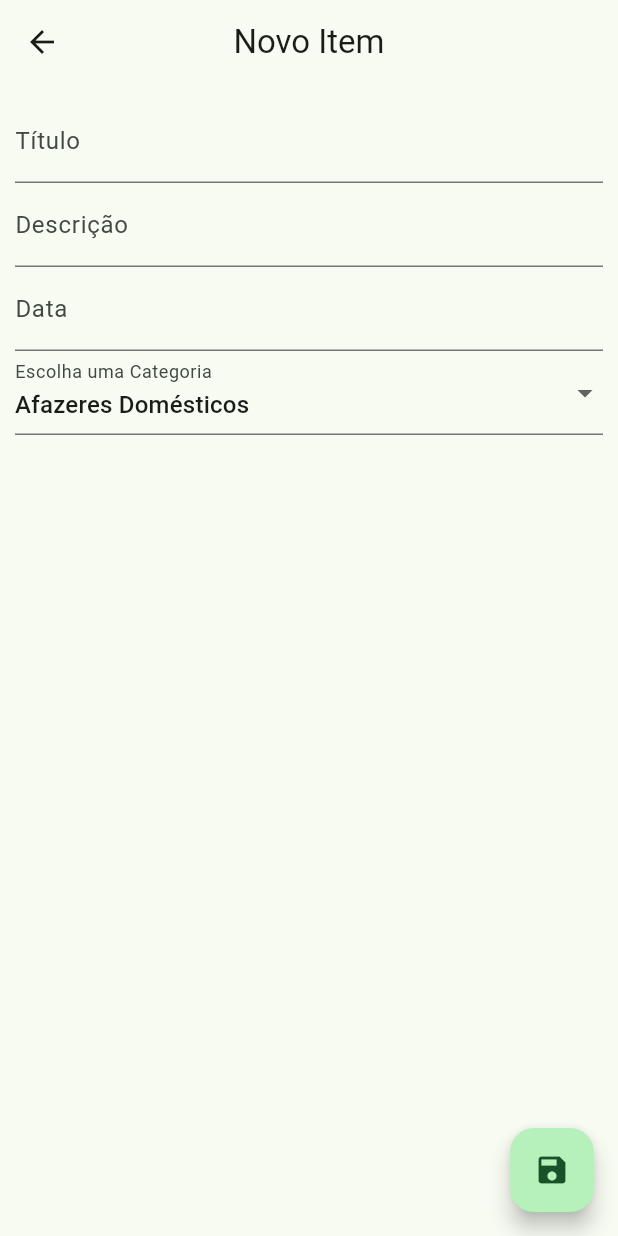
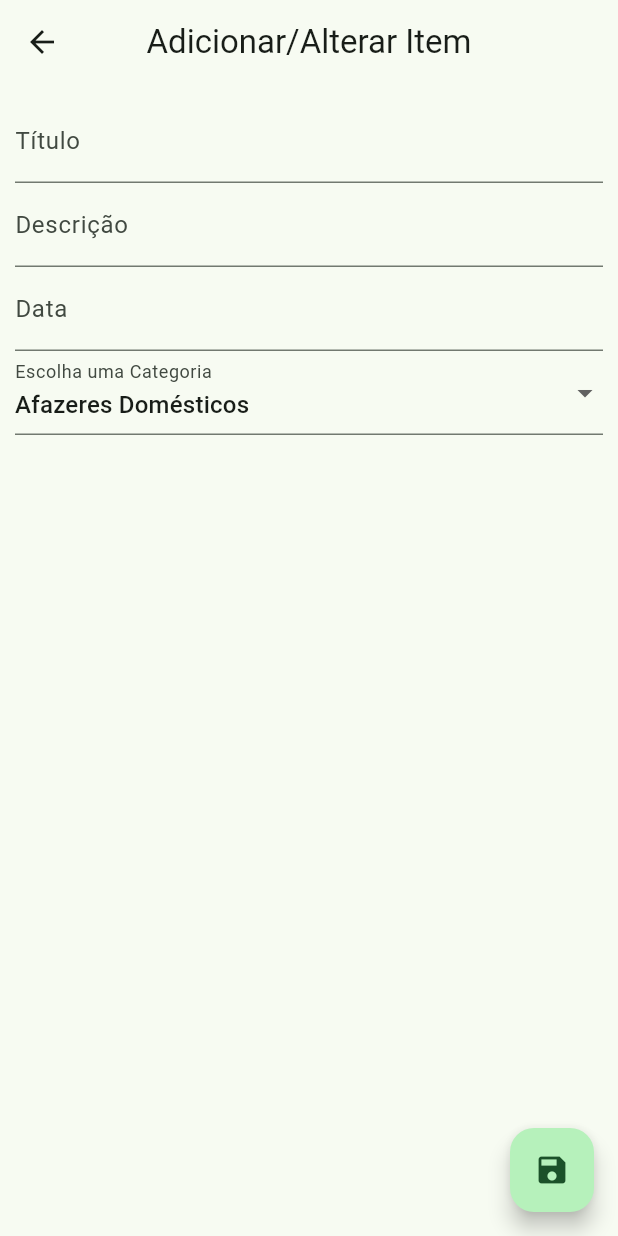
Before and after one commit to plucsa/PROG4-AVAL2, a Flutter app: the ItemPage screen opened by its route, on a phone screen of 412 x 824 dp. Run offline on Flutter 3.47's test engine with Material 3 defaults, Android fonts, the phone set to English and light mode, and no system bars; network calls fail.

Commit message:
mudança estetica e cores

```diff
--- a/lib/pages/item_page.dart
+++ b/lib/pages/item_page.dart
@@ -126,7 +126,7 @@ class _ItemPageState extends State<ItemPage> {
         Provider.of<ToDoListProvider>(context, listen: true).categoryItems;
     return Scaffold(
       appBar: AppBar(
-        title: const Text('Novo Item'),
+        title: const Text('Adicionar/Alterar Item'),
         centerTitle: true,
       ),
       floatingActionButton: FloatingActionButton(
```
Also changed, not shown: lib/widgets/item_tile.dart (+5 -2 lines).
